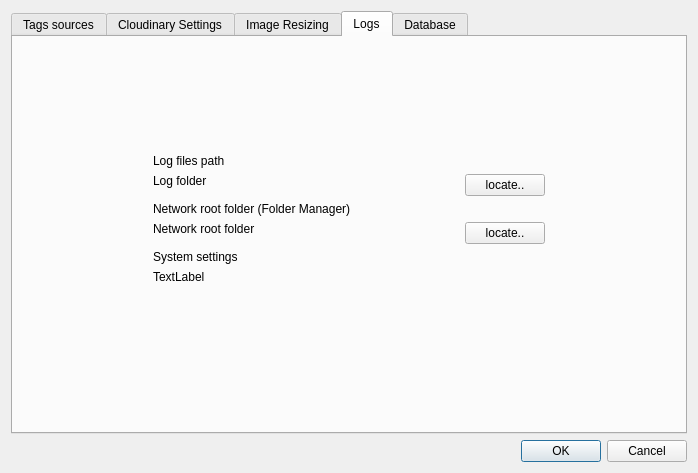
Old version of the form ui/settingsDialog.ui in the repository infoPh83/happyTag.
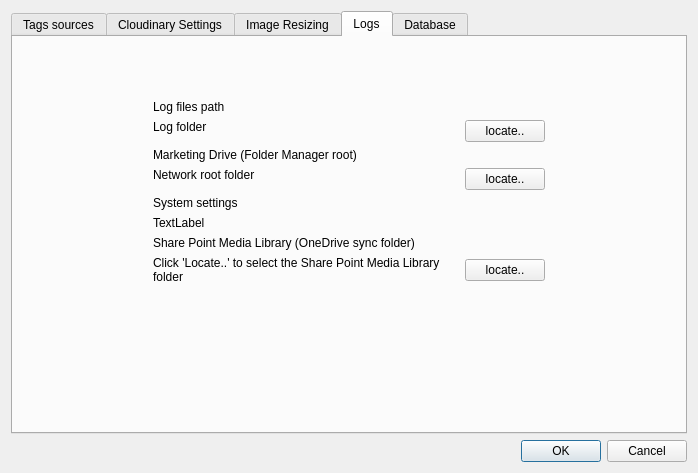
New version of the form. The open tabs and pages were chosen to show the change.

Commit message: migration to use sharepoint

Diff of the .ui file:
```diff
--- a/ui/settingsDialog.ui
+++ b/ui/settingsDialog.ui
@@ -520,7 +520,7 @@
            <item row="2" column="0">
             <widget class="QLabel" name="label_8">
              <property name="text">
-              <string>Network root folder (Folder Manager)</string>
+              <string>Marketing Drive (Folder Manager root)</string>
              </property>
             </widget>
            </item>
@@ -544,6 +544,33 @@
              </property>
             </widget>
            </item>
+           <item row="6" column="0">
+            <widget class="QLabel" name="label_sharepointRoot">
+             <property name="text">
+              <string>Share Point Media Library (OneDrive sync folder)</string>
+             </property>
+            </widget>
+           </item>
+           <item row="7" column="0">
+            <widget class="QLabel" name="sharepointRoot_path">
+             <property name="text">
+              <string>Click 'Locate..' to select the Share Point Media Library folder</string>
+             </property>
+             <property name="alignment">
+              <set>Qt::AlignLeading|Qt::AlignLeft|Qt::AlignTop</set>
+             </property>
+             <property name="wordWrap">
+              <bool>true</bool>
+             </property>
+            </widget>
+           </item>
+           <item row="7" column="1">
+            <widget class="QPushButton" name="sharepointRoot_button">
+             <property name="text">
+              <string>locate..</string>
+             </property>
+            </widget>
+           </item>
            <item row="5" column="0">
             <widget class="QLabel" name="settingsPathLabel">
              <property name="text">
```
The commit also changes 7 other files.
